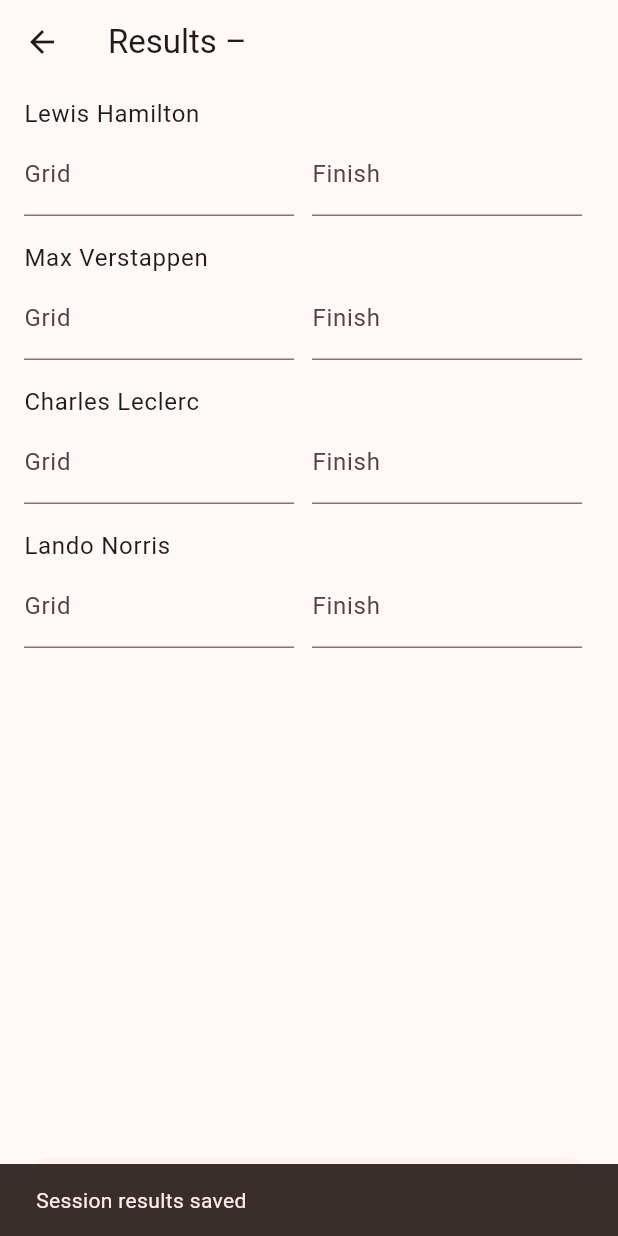
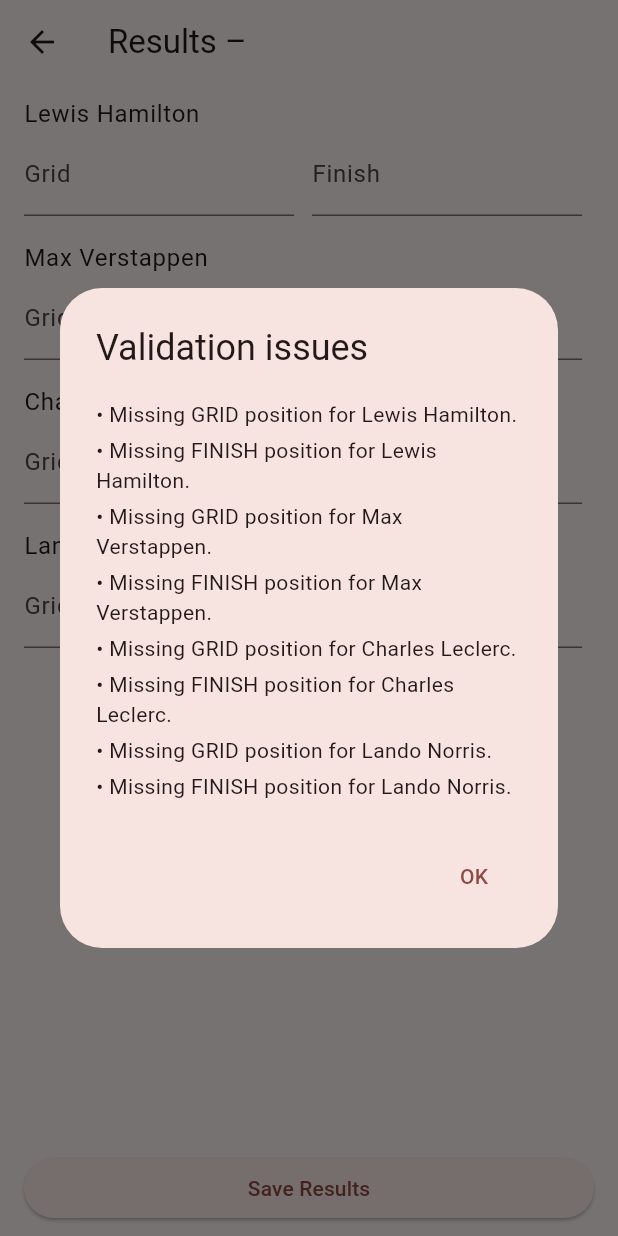
Before and after one commit to MattWD1/oversteer_organiser, a Flutter app: the SessionPage screen opened directly with empty values, after a tap on "Save Results", on a phone screen of 412 x 824 dp. Run offline on Flutter 3.47's test engine with Material 3 defaults, Android fonts, the phone set to English and light mode, and no system bars.

Commit message:
validation check implemented

```diff
--- a/lib/screens/session_page.dart
+++ b/lib/screens/session_page.dart
@@ -1,3 +1,4 @@
+// lib/screens/session_page.dart
 import 'package:flutter/material.dart';
 
 import '../models/event.dart';
@@ -48,6 +49,7 @@
 
     final resultMap = <String, SessionResult>{};
 
+    // Initialise base results for every driver
     for (final d in drivers) {
       resultMap[d.id] = SessionResult(
         eventId: widget.event.id,
@@ -55,6 +57,7 @@
       );
     }
 
+    // Merge in any existing saved results
     for (final r in existingResults) {
       if (resultMap.containsKey(r.driverId)) {
         resultMap[r.driverId] = resultMap[r.driverId]!.copyWith(
@@ -64,7 +67,7 @@
       }
     }
 
-    // Create controllers
+    // Create / refresh controllers
     for (final d in drivers) {
       final res = resultMap[d.id]!;
 
@@ -84,6 +87,61 @@
       _resultsByDriverId = resultMap;
       _isLoading = false;
     });
+  }
+
+  List<String> _validateResults() {
+    final issues = <String>[];
+
+    // 1) Check every driver has both grid and finish
+    for (final driver in _drivers) {
+      final result = _resultsByDriverId[driver.id];
+
+      if (result == null) {
+        issues.add('No result entered for ${driver.name}.');
+        continue;
+      }
+
+      if (result.gridPosition == null) {
+        issues.add('Missing GRID position for ${driver.name}.');
+      }
+
+      if (result.finishPosition == null) {
+        issues.add('Missing FINISH position for ${driver.name}.');
+      }
+    }
+
+    // 2) Check for duplicate finish positions (e.g. two drivers P1)
+    final finishMap = <int, List<String>>{};
+    for (final driver in _drivers) {
+      final finish = _resultsByDriverId[driver.id]?.finishPosition;
+      if (finish == null) continue;
+
+      finishMap.putIfAbsent(finish, () => []);
+      finishMap[finish]!.add(driver.name);
+    }
+
+    finishMap.forEach((position, names) {
+      if (names.length > 1) {
+        issues.add(
+          'Duplicate FINISH position $position for: ${names.join(', ')}.',
+        );
+      }
+    });
+
+    // 3) Check that finish positions are in a sensible range
+    final maxPosition = _drivers.length;
+    for (final driver in _drivers) {
+      final finish = _resultsByDriverId[driver.id]?.finishPosition;
+      if (finish == null) continue;
+
+      if (finish < 1 || finish > maxPosition) {
+        issues.add(
+          'Finish position for ${driver.name} should be between 1 and $maxPosition.',
+        );
+      }
+    }
+
+    return issues;
   }
 
   void _updateGridPosition(String driverId, String value) {
@@ -107,6 +165,48 @@
   Future<void> _save() async {
     setState(() => _isSaving = true);
 
+    // Run validation first
+    final issues = _validateResults();
+
+    if (issues.isNotEmpty) {
+      setState(() => _isSaving = false);
+
+      if (mounted) {
+        await showDialog<void>(
+          context: context,
+          builder: (context) {
+            return AlertDialog(
+              title: const Text('Validation issues'),
+              content: SizedBox(
+                width: double.maxFinite,
+                child: ListView(
+                  shrinkWrap: true,
+                  children: issues
+                      .map(
+                        (msg) => Padding(
+                          padding: const EdgeInsets.symmetric(vertical: 2),
+                          child: Text('• $msg'),
+                        ),
+                      )
+                      .toList(),
+                ),
+              ),
+              actions: [
+                TextButton(
+                  onPressed: () => Navigator.of(context).pop(),
+                  child: const Text('OK'),
+                ),
+              ],
+            );
+          },
+        );
+      }
+
+      // User needs to fix issues and press Save again
+      return;
+    }
+
+    // If we get here, results are valid → save them
     final results = _resultsByDriverId.values.toList();
     widget.sessionResultRepository
         .saveResultsForEvent(widget.event.id, results);
@@ -146,7 +246,6 @@
                     itemCount: _drivers.length,
                     itemBuilder: (context, index) {
                       final driver = _drivers[index];
-
 
                       final gridController = _gridControllers[driver.id]!;
                       final finishController =
```
